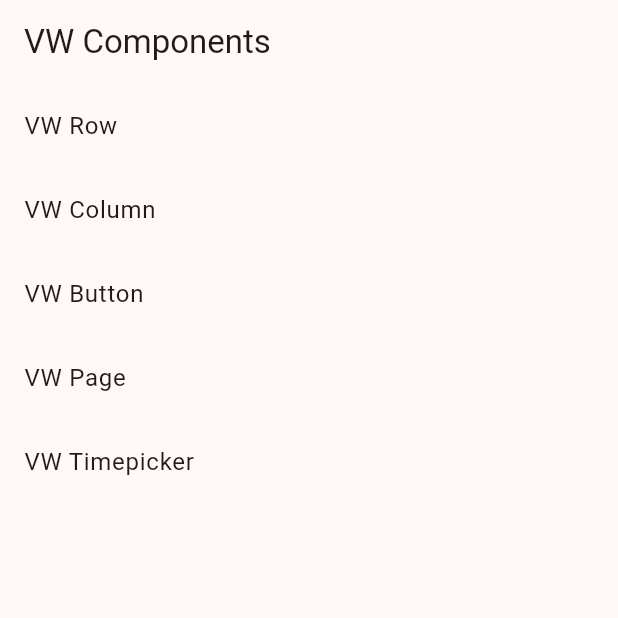
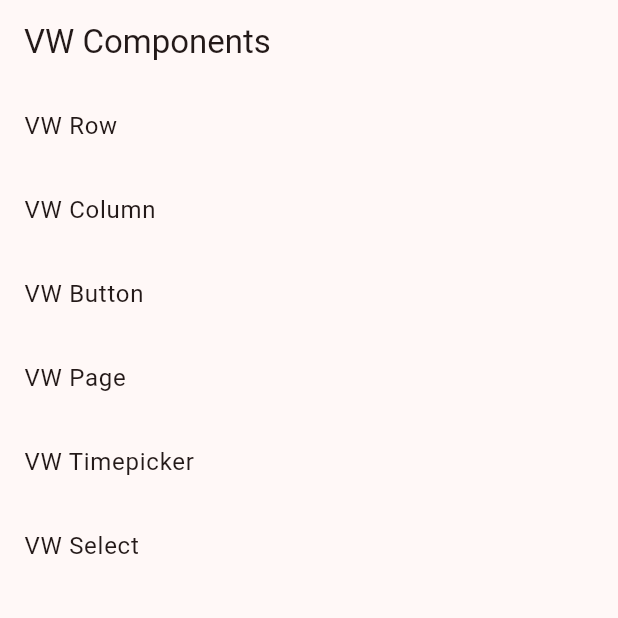
Before and after one commit to carllosnc/vw, a Flutter app: the screen it shows after launch, on a phone screen of 412 x 824 dp, the top half of it. Run offline on Flutter 3.47's test engine with Material 3 defaults, Android fonts, the phone set to English and light mode, and no system bars.

Commit message:
Add VW Select option to home screen

```diff
--- a/example/lib/home.dart
+++ b/example/lib/home.dart
@@ -43,6 +43,12 @@ class Home extends StatelessWidget {
               Navigator.pushNamed(context, '/vw_timepicker');
             },
           ),
+          ListTile(
+            title: const Text('VW Select'),
+            onTap: () {
+              Navigator.pushNamed(context, '/vw_select');
+            },
+          ),
         ],
       ),
     );
```
